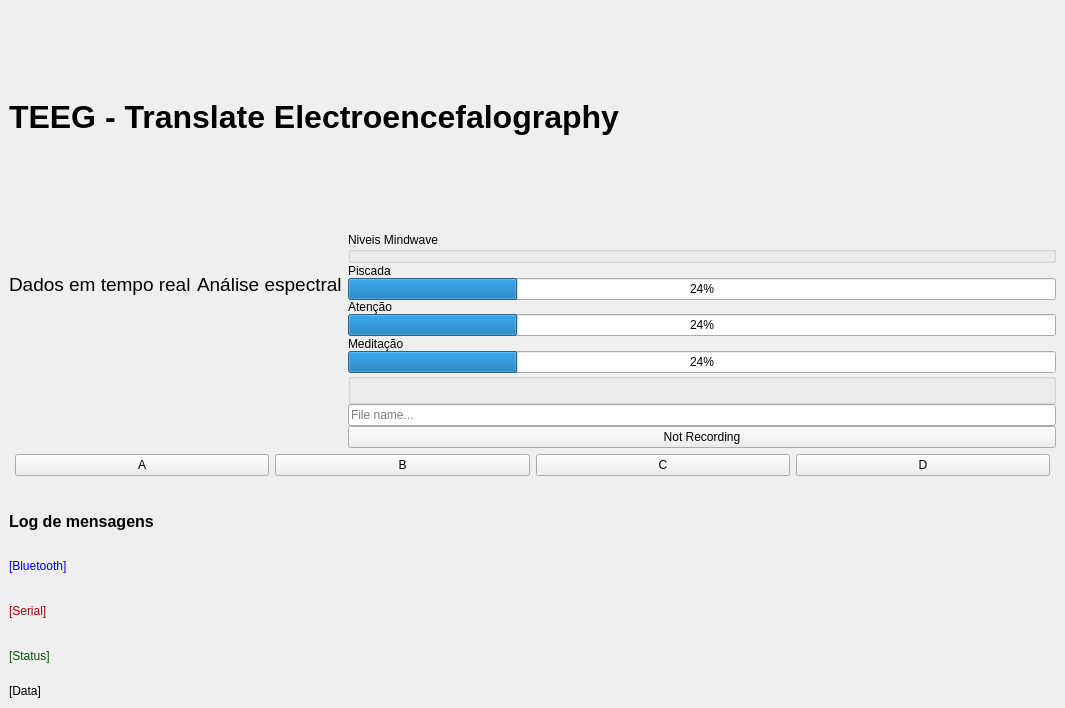
Qt form app/gui.ui (ITA-ftuyama/TG) before a commit.
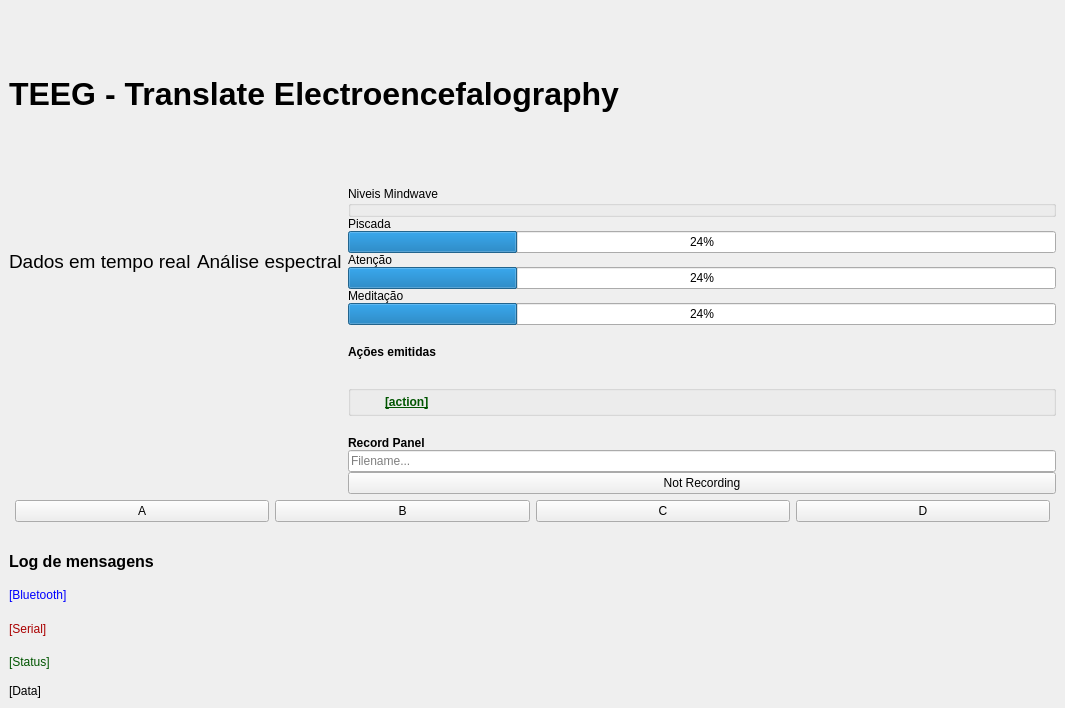
The same form after that commit. Custom widgets are drawn as their Qt base class.

The edit to the form file:
```diff
--- a/app/gui.ui
+++ b/app/gui.ui
@@ -67,7 +67,7 @@
        </layout>
       </item>
       <item>
-       <layout class="QVBoxLayout" name="verticalLayout_6" stretch="0,0,0,0,0,0,0,0,0,0">
+       <layout class="QVBoxLayout" name="verticalLayout_6" stretch="0,0,0,0,0,0,0,0,0,0,0,0,0,0">
         <property name="spacing">
          <number>0</number>
         </property>
@@ -123,11 +123,76 @@
           </property>
          </widget>
         </item>
-        <item alignment="Qt::AlignBottom">
+        <item>
+         <spacer name="horizontalSpacer_3">
+          <property name="orientation">
+           <enum>Qt::Horizontal</enum>
+          </property>
+          <property name="sizeHint" stdset="0">
+           <size>
+            <width>40</width>
+            <height>20</height>
+           </size>
+          </property>
+         </spacer>
+        </item>
+        <item alignment="Qt::AlignTop">
+         <widget class="QLabel" name="label_10">
+          <property name="sizePolicy">
+           <sizepolicy hsizetype="Preferred" vsizetype="Preferred">
+            <horstretch>0</horstretch>
+            <verstretch>0</verstretch>
+           </sizepolicy>
+          </property>
+          <property name="minimumSize">
+           <size>
+            <width>0</width>
+            <height>0</height>
+           </size>
+          </property>
+          <property name="text">
+           <string>&lt;html&gt;&lt;head/&gt;&lt;body&gt;&lt;p&gt;&lt;span style=&quot; font-weight:600;&quot;&gt;Ações emitidas&lt;/span&gt;&lt;/p&gt;&lt;p&gt;&lt;/p&gt;&lt;/body&gt;&lt;/html&gt;</string>
+          </property>
+         </widget>
+        </item>
+        <item alignment="Qt::AlignTop">
          <widget class="QGroupBox" name="groupBox">
           <property name="title">
            <string/>
           </property>
+          <widget class="QLabel" name="action_label">
+           <property name="geometry">
+            <rect>
+             <x>37</x>
+             <y>7</y>
+             <width>61</width>
+             <height>20</height>
+            </rect>
+           </property>
+           <property name="text">
+            <string>&lt;html&gt;&lt;head/&gt;&lt;body&gt;&lt;p&gt;&lt;span style=&quot; font-weight:600; text-decoration: underline; color:#005500;&quot;&gt;[action]&lt;/span&gt;&lt;/p&gt;&lt;/body&gt;&lt;/html&gt;</string>
+           </property>
+          </widget>
+         </widget>
+        </item>
+        <item>
+         <spacer name="horizontalSpacer_2">
+          <property name="orientation">
+           <enum>Qt::Horizontal</enum>
+          </property>
+          <property name="sizeHint" stdset="0">
+           <size>
+            <width>40</width>
+            <height>20</height>
+           </size>
+          </property>
+         </spacer>
+        </item>
+        <item>
+         <widget class="QLabel" name="label_9">
+          <property name="text">
+           <string>&lt;html&gt;&lt;head/&gt;&lt;body&gt;&lt;p&gt;&lt;span style=&quot; font-weight:600;&quot;&gt;Record Panel&lt;/span&gt;&lt;/p&gt;&lt;/body&gt;&lt;/html&gt;</string>
+          </property>
          </widget>
         </item>
         <item>
@@ -142,7 +207,7 @@
            <bool>false</bool>
           </property>
           <property name="placeholderText">
-           <string>File name...</string>
+           <string>Filename...</string>
           </property>
          </widget>
         </item>
```
